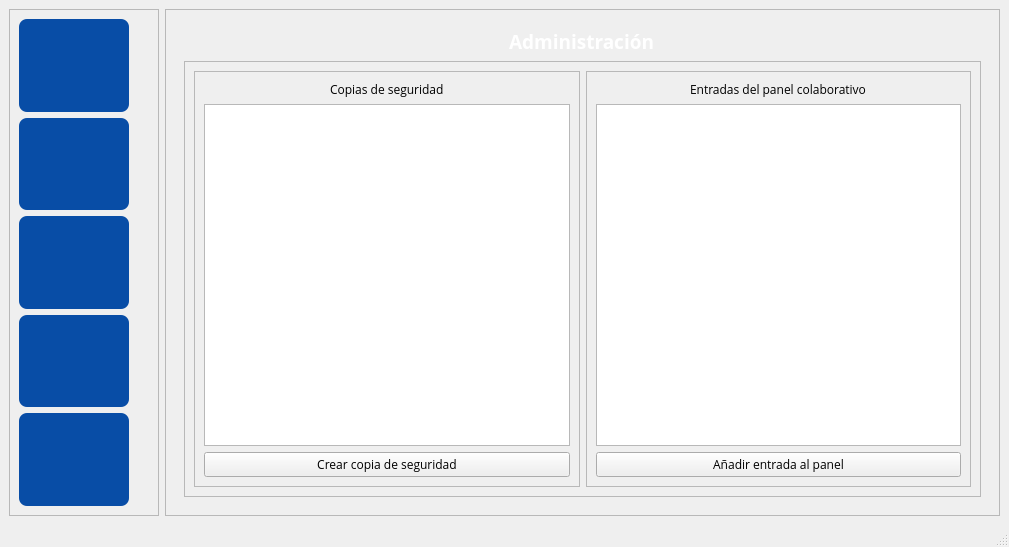
Qt form src/vista/ui/main.ui (gmenep/Trabajo-grupal-IS) before a commit.
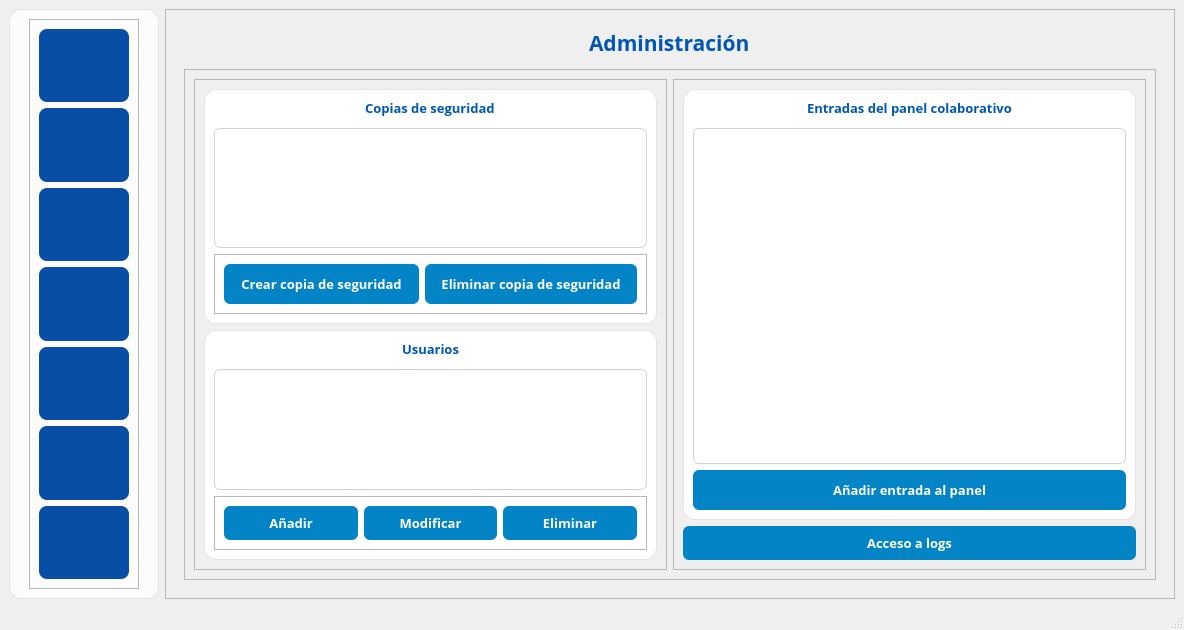
The same form after that commit. The open tabs and pages were chosen to show the change. Icons and pictures are not drawn.

Diff of the .ui file:
```diff
--- a/src/vista/ui/main.ui
+++ b/src/vista/ui/main.ui
@@ -6,8 +6,8 @@
    <rect>
     <x>0</x>
     <y>0</y>
-    <width>1009</width>
-    <height>547</height>
+    <width>1184</width>
+    <height>630</height>
    </rect>
   </property>
   <property name="maximumSize">
@@ -33,7 +33,7 @@
      <widget class="QFrame" name="side_bar">
       <property name="minimumSize">
        <size>
-        <width>0</width>
+        <width>150</width>
         <height>0</height>
        </size>
       </property>
@@ -44,7 +44,13 @@
        </size>
       </property>
       <property name="styleSheet">
-       <string notr="true"/>
+       <string notr="true">#side_bar{
+	background-color: rgba(255, 255, 255, 200);
+    border: 1px solid #e1e4e8;
+    border-radius: 12px;
+}
+
+</string>
       </property>
       <property name="frameShape">
        <enum>QFrame::StyledPanel</enum>
@@ -52,32 +58,75 @@
       <property name="frameShadow">
        <enum>QFrame::Raised</enum>
       </property>
-      <layout class="QVBoxLayout" name="verticalLayout">
+      <layout class="QHBoxLayout" name="horizontalLayout_14">
        <item>
-        <widget class="QPushButton" name="inventario_btn">
-         <property name="enabled">
-          <bool>true</bool>
+        <spacer name="horizontalSpacer_6">
+         <property name="orientation">
+          <enum>Qt::Horizontal</enum>
          </property>
+         <property name="sizeHint" stdset="0">
+          <size>
+           <width>0</width>
+           <height>20</height>
+          </size>
+         </property>
+        </spacer>
+       </item>
+       <item>
+        <widget class="QFrame" name="btn_container_widget">
          <property name="sizePolicy">
           <sizepolicy hsizetype="Expanding" vsizetype="Expanding">
-           <horstretch>0</horstretch>
+           <horstretch>1</horstretch>
            <verstretch>0</verstretch>
           </sizepolicy>
          </property>
          <property name="minimumSize">
           <size>
            <width>50</width>
-           <height>50</height>
+           <height>0</height>
           </size>
          </property>
          <property name="maximumSize">
           <size>
            <width>110</width>
-           <height>110</height>
+           <height>16777215</height>
           </size>
          </property>
          <property name="styleSheet">
-          <string notr="true">QPushButton {
+          <string notr="true"/>
+         </property>
+         <property name="frameShape">
+          <enum>QFrame::StyledPanel</enum>
+         </property>
+         <property name="frameShadow">
+          <enum>QFrame::Raised</enum>
+         </property>
+         <layout class="QVBoxLayout" name="verticalLayout">
+          <item>
+           <widget class="QPushButton" name="inventario_btn">
+            <property name="enabled">
+             <bool>true</bool>
+            </property>
+            <property name="sizePolicy">
+             <sizepolicy hsizetype="Expanding" vsizetype="Expanding">
+              <horstretch>0</horstretch>
+              <verstretch>0</verstretch>
+             </sizepolicy>
+            </property>
+            <property name="minimumSize">
+             <size>
+              <width>50</width>
+              <height>50</height>
+             </size>
+            </property>
+            <property name="maximumSize">
+             <size>
+              <width>110</width>
+              <height>110</height>
+             </size>
+            </property>
+            <property name="styleSheet">
+             <string notr="true">QPushButton {
     image: url(&quot;C:/Users/lmomf/Desktop/is/Trabajo-grupal-IS/src/vista/images/boton_inventario.png&quot;) 0 0 0 0 stretch stretch;
 	border-radius: 8px;
 	color: rgb(235, 238, 242);
@@ -94,34 +143,34 @@
 	color: rgb(8, 77, 166);
 	background-color: rgb(235, 238, 242);
 }</string>
-         </property>
-         <property name="text">
-          <string/>
-         </property>
-        </widget>
-       </item>
-       <item>
-        <widget class="QPushButton" name="maquinaria_btn">
-         <property name="sizePolicy">
-          <sizepolicy hsizetype="Expanding" vsizetype="Expanding">
-           <horstretch>0</horstretch>
-           <verstretch>0</verstretch>
-          </sizepolicy>
-         </property>
-         <property name="minimumSize">
-          <size>
-           <width>50</width>
-           <height>50</height>
-          </size>
-         </property>
-         <property name="maximumSize">
-          <size>
-           <width>110</width>
-           <height>110</height>
-          </size>
-         </property>
-         <property name="styleSheet">
-          <string notr="true">QPushButton {
+            </property>
+            <property name="text">
+             <string/>
+            </property>
+           </widget>
+          </item>
+          <item>
+           <widget class="QPushButton" name="maquinaria_btn">
+            <property name="sizePolicy">
+             <sizepolicy hsizetype="Expanding" vsizetype="Expanding">
+              <horstretch>0</horstretch>
+              <verstretch>0</verstretch>
+             </sizepolicy>
+            </property>
+            <property name="minimumSize">
+             <size>
+              <width>50</width>
+              <height>50</height>
+             </size>
+            </property>
+            <property name="maximumSize">
+             <size>
+              <width>110</width>
+              <height>110</height>
+             </size>
+            </property>
+            <property name="styleSheet">
+             <string notr="true">QPushButton {
     image: url(&quot;C:/Users/lmomf/Desktop/is/Trabajo-grupal-IS/src/vista/images/boton_maquinaria.png&quot;) 0 0 0 0 stretch stretch;
 	border-radius: 8px;
 	color: rgb(235, 238, 242);
@@ -138,78 +187,34 @@
 	color: rgb(8, 77, 166);
 	background-color: rgb(235, 238, 242);
 }</string>
-         </property>
-         <property name="text">
-          <string/>
-         </property>
-        </widget>
-       </item>
-       <item>
-        <widget class="QPushButton" name="panel_btn">
-         <property name="sizePolicy">
-          <sizepolicy hsizetype="Expanding" vsizetype="Expanding">
-           <horstretch>0</horstretch>
-           <verstretch>0</verstretch>
-          </sizepolicy>
-         </property>
-         <property name="minimumSize">
-          <size>
-           <width>50</width>
-           <height>50</height>
-          </size>
-         </property>
-         <property name="maximumSize">
-          <size>
-           <width>110</width>
-           <height>110</height>
-          </size>
-         </property>
-         <property name="styleSheet">
-          <string notr="true">QPushButton {
-    image: url(&quot;C:/Users/lmomf/Desktop/is/Trabajo-grupal-IS/src/vista/images/boton_panel_colaborativo.png&quot;) 0 0 0 0 stretch stretch;
-	border-radius: 8px;
-	color: rgb(235, 238, 242);
-	background-color: rgb(8, 77, 166);
-}
-
-QPushButton:hover {
-	color: rgb(255, 255, 255);
-	background-color: rgb(3, 90, 166);
-}
-
-QPushButton:pressed {
-	border: none;
-	color: rgb(8, 77, 166);
-	background-color: rgb(235, 238, 242);
-}</string>
-         </property>
-         <property name="text">
-          <string/>
-         </property>
-        </widget>
-       </item>
-       <item>
-        <widget class="QPushButton" name="proyecto_btn">
-         <property name="sizePolicy">
-          <sizepolicy hsizetype="Expanding" vsizetype="Expanding">
-           <horstretch>0</horstretch>
-           <verstretch>0</verstretch>
-          </sizepolicy>
-         </property>
-         <property name="minimumSize">
-          <size>
-           <width>50</width>
-           <height>50</height>
-          </size>
-         </property>
-         <property name="maximumSize">
-          <size>
-           <width>110</width>
-           <height>110</height>
-          </size>
-         </property>
-         <property name="styleSheet">
-          <string notr="true">QPushButton {
+            </property>
+            <property name="text">
+             <string/>
+            </property>
+           </widget>
+          </item>
+          <item>
+           <widget class="QPushButton" name="proyecto_btn">
+            <property name="sizePolicy">
+             <sizepolicy hsizetype="Expanding" vsizetype="Expanding">
+              <horstretch>0</horstretch>
+              <verstretch>0</verstretch>
+             </sizepolicy>
+            </property>
+            <property name="minimumSize">
+             <size>
+              <width>50</width>
+              <height>50</height>
+             </size>
+            </property>
+            <property name="maximumSize">
+             <size>
+              <width>110</width>
+              <height>110</height>
+             </size>
+            </property>
+            <property name="styleSheet">
+             <string notr="true">QPushButton {
     image: url(&quot;C:/Users/lmomf/Desktop/is/Trabajo-grupal-IS/src/vista/images/boton_proyecto.png&quot;) 0 0 0 0 stretch stretch;
 	border-radius: 8px;
 	color: rgb(235, 238, 242);
@@ -226,37 +231,81 @@
 	color: rgb(8, 77, 166);
 	background-color: rgb(235, 238, 242);
 }</string>
-         </property>
-         <property name="text">
-          <string/>
-         </property>
-        </widget>
-       </item>
-       <item>
-        <widget class="QPushButton" name="admin_btn">
-         <property name="enabled">
-          <bool>true</bool>
-         </property>
-         <property name="sizePolicy">
-          <sizepolicy hsizetype="Expanding" vsizetype="Expanding">
-           <horstretch>0</horstretch>
-           <verstretch>0</verstretch>
-          </sizepolicy>
-         </property>
-         <property name="minimumSize">
-          <size>
-           <width>50</width>
-           <height>50</height>
-          </size>
-         </property>
-         <property name="maximumSize">
-          <size>
-           <width>110</width>
-           <height>110</height>
-          </size>
-         </property>
-         <property name="styleSheet">
-          <string notr="true">QPushButton {
+            </property>
+            <property name="text">
+             <string/>
+            </property>
+           </widget>
+          </item>
+          <item>
+           <widget class="QPushButton" name="panel_btn">
+            <property name="sizePolicy">
+             <sizepolicy hsizetype="Expanding" vsizetype="Expanding">
+              <horstretch>0</horstretch>
+              <verstretch>0</verstretch>
+             </sizepolicy>
+            </property>
+            <property name="minimumSize">
+             <size>
+              <width>50</width>
+              <height>50</height>
+             </size>
+            </property>
+            <property name="maximumSize">
+             <size>
+              <width>110</width>
+              <height>110</height>
+             </size>
+            </property>
+            <property name="styleSheet">
+             <string notr="true">QPushButton {
+    image: url(&quot;C:/Users/lmomf/Desktop/is/Trabajo-grupal-IS/src/vista/images/boton_panel_colaborativo.png&quot;) 0 0 0 0 stretch stretch;
+	border-radius: 8px;
+	color: rgb(235, 238, 242);
+	background-color: rgb(8, 77, 166);
+}
+
+QPushButton:hover {
+	color: rgb(255, 255, 255);
+	background-color: rgb(3, 90, 166);
+}
+
+QPushButton:pressed {
+	border: none;
+	color: rgb(8, 77, 166);
+	background-color: rgb(235, 238, 242);
+}</string>
+            </property>
+            <property name="text">
+             <string/>
+            </property>
+           </widget>
+          </item>
+          <item>
+           <widget class="QPushButton" name="admin_btn">
+            <property name="enabled">
+             <bool>true</bool>
+            </property>
+            <property name="sizePolicy">
+             <sizepolicy hsizetype="Expanding" vsizetype="Expanding">
+              <horstretch>0</horstretch>
+              <verstretch>0</verstretch>
+             </sizepolicy>
+            </property>
+            <property name="minimumSize">
+             <size>
+              <width>50</width>
+              <height>50</height>
+             </size>
+            </property>
+            <property name="maximumSize">
+             <size>
+              <width>110</width>
+              <height>110</height>
+             </size>
+            </property>
+            <property name="styleSheet">
+             <string notr="true">QPushButton {
     image: url(&quot;C:/Users/lmomf/Desktop/is/Trabajo-grupal-IS/src/vista/images/boton_admin.png&quot;) 0 0 0 0 stretch stretch;
 	border-radius: 8px;
 	color: rgb(235, 238, 242);
@@ -273,12 +322,116 @@
 	color: rgb(8, 77, 166);
 	background-color: rgb(235, 238, 242);
 }</string>
-         </property>
-         <property name="text">
-          <string/>
-         </property>
+            </property>
+            <property name="text">
+             <string/>
+            </property>
+           </widget>
+          </item>
+          <item>
+           <widget class="QPushButton" name="ayuda_btn">
+            <property name="sizePolicy">
+             <sizepolicy hsizetype="Expanding" vsizetype="Expanding">
+              <horstretch>0</horstretch>
+              <verstretch>0</verstretch>
+             </sizepolicy>
+            </property>
+            <property name="minimumSize">
+             <size>
+              <width>50</width>
+              <height>50</height>
+             </size>
+            </property>
+            <property name="maximumSize">
+             <size>
+              <width>110</width>
+              <height>110</height>
+             </size>
+            </property>
+            <property name="styleSheet">
+             <string notr="true">QPushButton {
+    image: url(&quot;C:/Users/lmomf/Desktop/is/Trabajo-grupal-IS/src/vista/images/boton_ayuda.png&quot;) 0 0 0 0 stretch stretch;
+	border-radius: 8px;
+	color: rgb(235, 238, 242);
+	background-color: rgb(8, 77, 166);
+}
+
+QPushButton:hover {
+	color: rgb(255, 255, 255);
+	background-color: rgb(3, 90, 166);
+}
+
+QPushButton:pressed {
+	border: none;
+	color: rgb(8, 77, 166);
+	background-color: rgb(235, 238, 242);
+}</string>
+            </property>
+            <property name="text">
+             <string/>
+            </property>
+           </widget>
+          </item>
+          <item>
+           <widget class="QPushButton" name="salir_btn">
+            <property name="sizePolicy">
+             <sizepolicy hsizetype="Expanding" vsizetype="Expanding">
+              <horstretch>0</horstretch>
+              <verstretch>0</verstretch>
+             </sizepolicy>
+            </property>
+            <property name="minimumSize">
+             <size>
+              <width>50</width>
+              <height>50</height>
+             </size>
+            </property>
+            <property name="maximumSize">
+             <size>
+              <width>110</width>
+              <height>110</height>
+             </size>
+            </property>
+            <property name="styleSheet">
+             <string notr="true">QPushButton {
+    image: url(&quot;C:/Users/lmomf/Desktop/is/Trabajo-grupal-IS/src/vista/images/boton_salir.png&quot;) 0 0 0 0 stretch stretch;
+	border-radius: 8px;
+	color: rgb(235, 238, 242);
+	background-color: rgb(8, 77, 166);
+}
+
+QPushButton:hover {
+	color: rgb(255, 255, 255);
+	background-color: rgb(3, 90, 166);
+}
+
+QPushButton:pressed {
+	border: none;
+	color: rgb(8, 77, 166);
+	background-color: rgb(235, 238, 242);
+}</string>
+            </property>
+            <property name="text">
+             <string/>
+            </property>
+           </widget>
+          </item>
+         </layout>
         </widget>
        </item>
+       <item>
+        <spacer name="horizontalSpacer_5">
+         <property name="orientation">
+          <enum>Qt::Horizontal</enum>
+         </property>
+         <property name="sizeHint" stdset="0">
+          <size>
+           <width>0</width>
+           <height>20</height>
+          </size>
+         </property>
+        </spacer>
+       </item>
       </layout>
      </widget>
     </item>
@@ -521,7 +674,7 @@
                </spacer>
               </item>
               <item>
-               <widget class="QFrame" name="frame_4">
+               <widget class="QFrame" name="miembros_widget">
                 <property name="sizePolicy">
                  <sizepolicy hsizetype="Preferred" vsizetype="Preferred">
                   <horstretch>1</horstretch>
@@ -530,7 +683,7 @@
                 </property>
                 <property name="maximumSize">
                  <size>
-                  <width>250</width>
+                  <width>600</width>
                   <height>16777215</height>
                  </size>
                 </property>
@@ -662,15 +815,16 @@
              <property name="font">
               <font>
                <family>Open Sans</family>
-               <pointsize>14</pointsize>
+               <pointsize>16</pointsize>
                <weight>75</weight>
                <bold>true</bold>
               </font>
              </property>
              <property name="styleSheet">
               <string notr="true">QLabel {
-	
-	color: rgb(255, 255, 255);
+    color: #0056b3;             /* Azul a juego con tus botones */
+    font-weight: bold;
+    padding-bottom: 5px;
 }</string>
              </property>
              <property name="text">
@@ -688,29 +842,396 @@
              </property>
              <layout class="QHBoxLayout" name="horizontalLayout_6">
               <item>
-               <widget class="QFrame" name="frame_6">
+               <widget class="QFrame" name="frame_4">
                 <property name="frameShape">
                  <enum>QFrame::StyledPanel</enum>
                 </property>
                 <property name="frameShadow">
                  <enum>QFrame::Raised</enum>
                 </property>
-                <layout class="QVBoxLayout" name="verticalLayout_7">
-                 <item alignment="Qt::AlignHCenter">
-                  <widget class="QLabel" name="subtitulo_3">
-                   <property name="text">
-                    <string>Copias de seguridad</string>
+                <layout class="QVBoxLayout" name="verticalLayout_11">
+                 <item>
+                  <widget class="QFrame" name="copias_widget">
+                   <property name="styleSheet">
+                    <string notr="true">#copias_widget {
+	background-color: #ffffff;
+    border: 1px solid #e1e4e8;
+    border-radius: 12px;
+}</string>
                    </property>
+                   <property name="frameShape">
+                    <enum>QFrame::StyledPanel</enum>
+                   </property>
+                   <property name="frameShadow">
+                    <enum>QFrame::Raised</enum>
+                   </property>
+                   <layout class="QVBoxLayout" name="verticalLayout_7">
+                    <item alignment="Qt::AlignHCenter">
+                     <widget class="QLabel" name="subtitulo_3">
+                      <property name="font">
+                       <font>
+                        <family>Open Sans</family>
+                        <pointsize>10</pointsize>
+                        <weight>75</weight>
+                        <bold>true</bold>
+                       </font>
+                      </property>
+                      <property name="styleSheet">
+                       <string notr="true">QLabel {
+    color: #0056b3;             /* Azul a juego con tus botones */
+    font-weight: bold;
+    padding-bottom: 5px;
+}</string>
+                      </property>
+                      <property name="text">
+                       <string>Copias de seguridad</string>
+                      </property>
+                     </widget>
+                    </item>
+                    <item>
+                     <widget class="QTableWidget" name="tabla_copias">
+                      <property name="font">
+                       <font>
+                        <family>Open Sans</family>
+                        <pointsize>-1</pointsize>
+                       </font>
+                      </property>
+                      <property name="styleSheet">
+                       <string notr="true">QTableWidget {
+    background-color: #ffffff;
+    gridline-color: #e9ecef; /* Color de las líneas de la cuadrícula */
+    border: 1px solid #ced4da;
+    border-radius: 6px;
+    font-size: 13px;
+    color: #333333;
+}
+
+/* Estilo de los encabezados (ID, Nombre, Nueva Columna...) */
+QHeaderView::section {
+    background-color: #0056b3; /* Azul oscuro corporativo */
+    color: #ffffff;
+    padding: 8px;
+    font-weight: bold;
+    border: none;
+    border-right: 1px solid #004085; /* Separador sutil entre columnas */
+}
+
+QHeaderView::section:last {
+    border-right: none;
+}
+
+/* Estilo de las celdas individuales */
+QTableWidget::item {
+    padding: 6px;
+}
+
+/* Cuando el usuario selecciona una fila o celda */
+QTableWidget::item:selected {
+    background-color: #e7f1ff; /* Azul muy claro de fondo */
+    color: #0056b3;            /* Texto en azul oscuro */
+    font-weight: bold;
+}</string>
+                      </property>
+                     </widget>
+                    </item>
+                    <item>
+                     <widget class="QFrame" name="copias_btn_widget">
+                      <property name="frameShape">
+                       <enum>QFrame::StyledPanel</enum>
+                      </property>
+                      <property name="frameShadow">
+                       <enum>QFrame::Raised</enum>
+                      </property>
+                      <layout class="QHBoxLayout" name="horizontalLayout_11">
+                       <item>
+                        <widget class="QPushButton" name="add_copia_btn">
+                         <property name="minimumSize">
+                          <size>
+                           <width>0</width>
+                           <height>40</height>
+                          </size>
+                         </property>
+                         <property name="font">
+                          <font>
+                           <family>Open Sans</family>
+                           <pointsize>-1</pointsize>
+                           <weight>75</weight>
+                           <bold>true</bold>
+                          </font>
+                         </property>
+                         <property name="styleSheet">
+                          <string notr="true">QPushButton {
+    background-color: #0284c7; /* Azul moderno, menos chillón */
+    color: #ffffff;
+    font-size: 13px;
+    font-weight: bold;
+    border: none;
+    border-radius: 6px; /* Bordes suavizados */
+    padding: 8px 16px;
+}
+
+/* Al pasar el ratón por encima */
+QPushButton:hover {
+    background-color: #0369a1; /* Un azul un poco más oscuro */
+}
+
+/* Al hacer clic */
+QPushButton:pressed {
+    background-color: #075985; /* Más oscuro para simular hundimiento */
+}</string>
+                         </property>
+                         <property name="text">
+                          <string>Crear copia de seguridad</string>
+                         </property>
+                        </widget>
+                       </item>
+                       <item>
+                        <widget class="QPushButton" name="delete_copia_btn">
+                         <property name="minimumSize">
+                          <size>
+                           <width>0</width>
+                           <height>40</height>
+                          </size>
+                         </property>
+                         <property name="font">
+                          <font>
+                           <family>Open Sans</family>
+                           <pointsize>-1</pointsize>
+                           <weight>75</weight>
+                           <bold>true</bold>
+                          </font>
+                         </property>
+                         <property name="styleSheet">
+                          <string notr="true">QPushButton {
+    background-color: #0284c7; /* Azul moderno, menos chillón */
+    color: #ffffff;
+    font-size: 13px;
+    font-weight: bold;
+    border: none;
+    border-radius: 6px; /* Bordes suavizados */
+    padding: 8px 16px;
+}
+
+/* Al pasar el ratón por encima */
+QPushButton:hover {
+    background-color: #0369a1; /* Un azul un poco más oscuro */
+}
+
+/* Al hacer clic */
+QPushButton:pressed {
+    background-color: #075985; /* Más oscuro para simular hundimiento */
+}</string>
+                         </property>
+                         <property name="text">
+                          <string>Eliminar copia de seguridad</string>
+                         </property>
+                        </widget>
+                       </item>
+                      </layout>
+                     </widget>
+                    </item>
+                   </layout>
                   </widget>
                  </item>
                  <item>
-                  <widget class="QTableWidget" name="tabla_copias"/>
-                 </item>
-                 <item>
-                  <widget class="QPushButton" name="copia_sesguridad_btn">
-                   <property name="text">
-                    <string>Crear copia de seguridad</string>
+                  <widget class="QFrame" name="usuarios_widget">
+                   <property name="styleSheet">
+                    <string notr="true">#usuarios_widget {
+	background-color: #ffffff;
+    border: 1px solid #e1e4e8;
+    border-radius: 12px;
+}</string>
                    </property>
+                   <property name="frameShape">
+                    <enum>QFrame::StyledPanel</enum>
+                   </property>
+                   <property name="frameShadow">
+                    <enum>QFrame::Raised</enum>
+                   </property>
+                   <layout class="QVBoxLayout" name="verticalLayout_12">
+                    <item alignment="Qt::AlignHCenter">
+                     <widget class="QLabel" name="label_2">
+                      <property name="font">
+                       <font>
+                        <family>Open Sans</family>
+                        <pointsize>10</pointsize>
+                        <weight>75</weight>
+                        <bold>true</bold>
+                       </font>
+                      </property>
+                      <property name="styleSheet">
+                       <string notr="true">QLabel {
+    color: #0056b3;             /* Azul a juego con tus botones */
+    font-weight: bold;
+    padding-bottom: 5px;
+}</string>
+                      </property>
+                      <property name="text">
+                       <string>Usuarios</string>
+                      </property>
+                     </widget>
+                    </item>
+                    <item>
+                     <widget class="QTableWidget" name="tableWidget_3">
+                      <property name="styleSheet">
+                       <string notr="true">QTableWidget {
+    background-color: #ffffff;
+    gridline-color: #e9ecef; /* Color de las líneas de la cuadrícula */
+    border: 1px solid #ced4da;
+    border-radius: 6px;
+    font-size: 13px;
+    color: #333333;
+}
+
+/* Estilo de los encabezados (ID, Nombre, Nueva Columna...) */
+QHeaderView::section {
+    background-color: #0056b3; /* Azul oscuro corporativo */
+    color: #ffffff;
+    padding: 8px;
+    font-weight: bold;
+    border: none;
+    border-right: 1px solid #004085; /* Separador sutil entre columnas */
+}
+
+QHeaderView::section:last {
+    border-right: none;
+}
+
+/* Estilo de las celdas individuales */
+QTableWidget::item {
+    padding: 6px;
+}
+
+/* Cuando el usuario selecciona una fila o celda */
+QTableWidget::item:selected {
+    background-color: #e7f1ff; /* Azul muy claro de fondo */
+    color: #0056b3;            /* Texto en azul oscuro */
+    font-weight: bold;
+}</string>
+                      </property>
+                     </widget>
+                    </item>
+                    <item>
+                     <widget class="QFrame" name="usuarios_btn_widget">
+                      <property name="frameShape">
+                       <enum>QFrame::StyledPanel</enum>
+                      </property>
+                      <property name="frameShadow">
+                       <enum>QFrame::Raised</enum>
+                      </property>
+                      <layout class="QHBoxLayout" name="horizontalLayout_9">
+                       <item>
+                        <widget class="QPushButton" name="add_user_btn">
+                         <property name="font">
+                          <font>
+                           <family>Open Sans</family>
+                           <pointsize>-1</pointsize>
+                           <weight>75</weight>
+                           <bold>true</bold>
+                          </font>
+                         </property>
+                         <property name="styleSheet">
+                          <string notr="true">QPushButton {
+    background-color: #0284c7; /* Azul moderno, menos chillón */
+    color: #ffffff;
+    font-size: 13px;
+    font-weight: bold;
+    border: none;
+    border-radius: 6px; /* Bordes suavizados */
+    padding: 8px 16px;
+}
+
+/* Al pasar el ratón por encima */
+QPushButton:hover {
+    background-color: #0369a1; /* Un azul un poco más oscuro */
+}
+
+/* Al hacer clic */
+QPushButton:pressed {
+    background-color: #075985; /* Más oscuro para simular hundimiento */
+}</string>
+                         </property>
+                         <property name="text">
+                          <string>Añadir</string>
+                         </property>
+                        </widget>
+                       </item>
+                       <item>
+                        <widget class="QPushButton" name="modificar_btn_3">
+                         <property name="font">
+                          <font>
+                           <family>Open Sans</family>
+                           <pointsize>-1</pointsize>
+                           <weight>75</weight>
+                           <bold>true</bold>
+                          </font>
+                         </property>
+                         <property name="styleSheet">
+                          <string notr="true">QPushButton {
+    background-color: #0284c7; /* Azul moderno, menos chillón */
+    color: #ffffff;
+    font-size: 13px;
+    font-weight: bold;
+    border: none;
+    border-radius: 6px; /* Bordes suavizados */
+    padding: 8px 16px;
+}
+
+/* Al pasar el ratón por encima */
+QPushButton:hover {
+    background-color: #0369a1; /* Un azul un poco más oscuro */
+}
+
+/* Al hacer clic */
+QPushButton:pressed {
+    background-color: #075985; /* Más oscuro para simular hundimiento */
+}</string>
+                         </property>
+                         <property name="text">
+                          <string>Modificar</string>
+                         </property>
+                        </widget>
+                       </item>
+                       <item>
+                        <widget class="QPushButton" name="remove_user_btn">
+                         <property name="font">
+                          <font>
+                           <family>Open Sans</family>
+                           <pointsize>-1</pointsize>
+                           <weight>75</weight>
+                           <bold>true</bold>
+                          </font>
+                         </property>
+                         <property name="styleSheet">
+                          <string notr="true">QPushButton {
+    background-color: #0284c7; /* Azul moderno, menos chillón */
+    color: #ffffff;
+    font-size: 13px;
+    font-weight: bold;
+    border: none;
+    border-radius: 6px; /* Bordes suavizados */
+    padding: 8px 16px;
+}
+
+/* Al pasar el ratón por encima */
+QPushButton:hover {
+    background-color: #0369a1; /* Un azul un poco más oscuro */
+}
+
+/* Al hacer clic */
+QPushButton:pressed {
+    background-color: #075985; /* Más oscuro para simular hundimiento */
+}</string>
+                         </property>
+                         <property name="text">
+                          <string>Eliminar</string>
+                         </property>
+                        </widget>
+                       </item>
+                      </layout>
+                     </widget>
+                    </item>
+                   </layout>
                   </widget>
                  </item>
                 </layout>
@@ -724,21 +1245,181 @@
                 <property name="frameShadow">
                  <enum>QFrame::Raised</enum>
                 </property>
-                <layout class="QVBoxLayout" name="verticalLayout_8">
-                 <item alignment="Qt::AlignHCenter">
-                  <widget class="QLabel" name="subtitulo_2">
-                   <property name="text">
-                    <string>Entradas del panel colaborativo</string>
+                <layout class="QVBoxLayout" name="verticalLayout_13">
+                 <item>
+                  <widget class="QFrame" name="panel_widget">
+                   <property name="styleSheet">
+                    <string notr="true">#panel_widget {
+	background-color: #ffffff;
+    border: 1px solid #e1e4e8;
+    border-radius: 12px;
+}</string>
                    </property>
+                   <property name="frameShape">
+                    <enum>QFrame::StyledPanel</enum>
+                   </property>
+                   <property name="frameShadow">
+                    <enum>QFrame::Raised</enum>
+                   </property>
+                   <layout class="QVBoxLayout" name="verticalLayout_8">
+                    <item alignment="Qt::AlignHCenter">
+                     <widget class="QLabel" name="subtitulo_2">
+                      <property name="font">
+                       <font>
+                        <family>Open Sans</family>
+                        <pointsize>10</pointsize>
+                        <weight>75</weight>
+                        <bold>true</bold>
+                       </font>
+                      </property>
+                      <property name="styleSheet">
+                       <string notr="true">QLabel {
+    color: #0056b3;             /* Azul a juego con tus botones */
+    font-weight: bold;
+    padding-bottom: 5px;
+}</string>
+                      </property>
+                      <property name="text">
+                       <string>Entradas del panel colaborativo</string>
+                      </property>
+                     </widget>
+                    </item>
+                    <item>
+                     <widget class="QTableWidget" name="tableWidget_2">
+                      <property name="font">
+                       <font>
+                        <family>Open Sans</family>
+                        <pointsize>-1</pointsize>
+                       </font>
+                      </property>
+                      <property name="styleSheet">
+                       <string notr="true">QTableWidget {
+    background-color: #ffffff;
+    gridline-color: #e9ecef; /* Color de las líneas de la cuadrícula */
+    border: 1px solid #ced4da;
+    border-radius: 6px;
+    font-size: 13px;
+    color: #333333;
+}
+
+/* Estilo de los encabezados (ID, Nombre, Nueva Columna...) */
+QHeaderView::section {
+    background-color: #0056b3; /* Azul oscuro corporativo */
+    color: #ffffff;
+    padding: 8px;
+    font-weight: bold;
+    border: none;
+    border-right: 1px solid #004085; /* Separador sutil entre columnas */
+}
+
+QHeaderView::section:last {
+    border-right: none;
+}
+
+/* Estilo de las celdas individuales */
+QTableWidget::item {
+    padding: 6px;
+}
+
+/* Cuando el usuario selecciona una fila o celda */
+QTableWidget::item:selected {
+    background-color: #e7f1ff; /* Azul muy claro de fondo */
+    color: #0056b3;            /* Texto en azul oscuro */
+    font-weight: bold;
+}</string>
+                      </property>
+                     </widget>
+                    </item>
+                    <item>
+                     <widget class="QPushButton" name="add_panel_btn">
+                      <property name="minimumSize">
+                       <size>
+                        <width>0</width>
+                        <height>40</height>
+                       </size>
+                      </property>
+                      <property name="font">
+                       <font>
+                        <family>Open Sans</family>
+                        <pointsize>-1</pointsize>
+                        <weight>75</weight>
+                        <bold>true</bold>
+                       </font>
+                      </property>
+                      <property name="styleSheet">
+                       <string notr="true">QPushButton {
+    background-color: #0284c7; /* Azul moderno, menos chillón */
+    color: #ffffff;
+    font-size: 13px;
+    font-weight: bold;
+    border: none;
+    border-radius: 6px; /* Bordes suavizados */
+    padding: 8px 16px;
+}
+
+/* Al pasar el ratón por encima */
+QPushButton:hover {
+    background-color: #0369a1; /* Un azul un poco más oscuro */
+}
+
+/* Al hacer clic */
+QPushButton:pressed {
+    background-color: #075985; /* Más oscuro para simular hundimiento */
+}</string>
+                      </property>
+                      <property name="text">
+                       <string>Añadir entrada al panel</string>
+                      </property>
+                     </widget>
+                    </item>
+                   </layout>
                   </widget>
                  </item>
                  <item>
-                  <widget class="QListView" name="lista_panel_2"/>
-                 </item>
-                 <item>
-                  <widget class="QPushButton" name="add_panel_btn">
+                  <widget class="QPushButton" name="pushButton_2">
+                   <property name="sizePolicy">
+                    <sizepolicy hsizetype="Expanding" vsizetype="Fixed">
+                     <horstretch>0</horstretch>
+                     <verstretch>0</verstretch>
+                    </sizepolicy>
+                   </property>
+                   <property name="maximumSize">
+                    <size>
+                     <width>16777215</width>
+                     <height>80</height>
+                    </size>
+                   </property>
+                   <property name="font">
+                    <font>
+                     <family>Open Sans</family>
+                     <pointsize>-1</pointsize>
+                     <weight>75</weight>
+                     <bold>true</bold>
+                    </font>
+                   </property>
+                   <property name="styleSheet">
+                    <string notr="true">QPushButton {
+    background-color: #0284c7; /* Azul moderno, menos chillón */
+    color: #ffffff;
+    font-size: 13px;
+    font-weight: bold;
+    border: none;
+    border-radius: 6px; /* Bordes suavizados */
+    padding: 8px 16px;
+}
+
+/* Al pasar el ratón por encima */
+QPushButton:hover {
+    background-color: #0369a1; /* Un azul un poco más oscuro */
+}
+
+/* Al hacer clic */
+QPushButton:pressed {
+    background-color: #075985; /* Más oscuro para simular hundimiento */
+}</string>
+                   </property>
                    <property name="text">
-                    <string>Añadir entrada al panel</string>
+                    <string>Acceso a logs</string>
                    </property>
                   </widget>
                  </item>
```
Left out of the diff: 1507 changed lines with no effect on the pictures.
